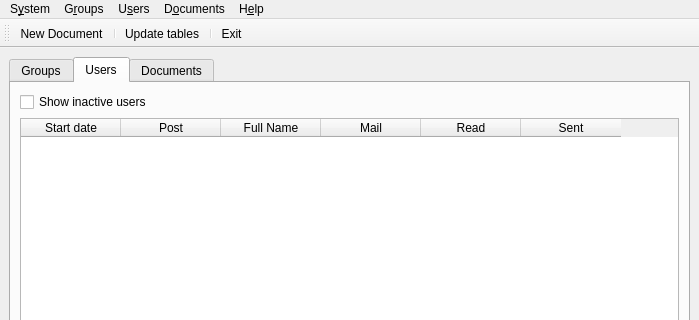
First picture: the form in ui/frmMain.ui, repository turulomio/didyoureadme, before the edit; both pictures show x 0 to 699 and y 0 to 320 of the 699 by 676 pixel window.
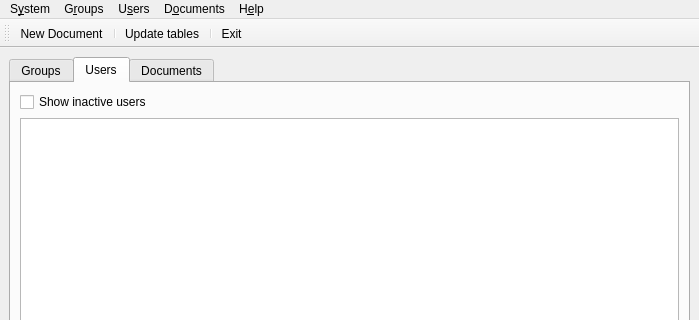
Second picture: the form after the edit. The open tabs and pages were chosen to show the change. Icons and pictures are not drawn. Custom widgets are drawn as their Qt base class.

Patch:
```diff
--- a/ui/frmMain.ui
+++ b/ui/frmMain.ui
@@ -110,36 +110,6 @@
             <attribute name="verticalHeaderVisible">
              <bool>false</bool>
             </attribute>
-            <column>
-             <property name="text">
-              <string>Start date</string>
-             </property>
-            </column>
-            <column>
-             <property name="text">
-              <string>Post</string>
-             </property>
-            </column>
-            <column>
-             <property name="text">
-              <string>Full Name</string>
-             </property>
-            </column>
-            <column>
-             <property name="text">
-              <string>Mail</string>
-             </property>
-            </column>
-            <column>
-             <property name="text">
-              <string>Read</string>
-             </property>
-            </column>
-            <column>
-             <property name="text">
-              <string>Sent</string>
-             </property>
-            </column>
            </widget>
           </item>
          </layout>
```
